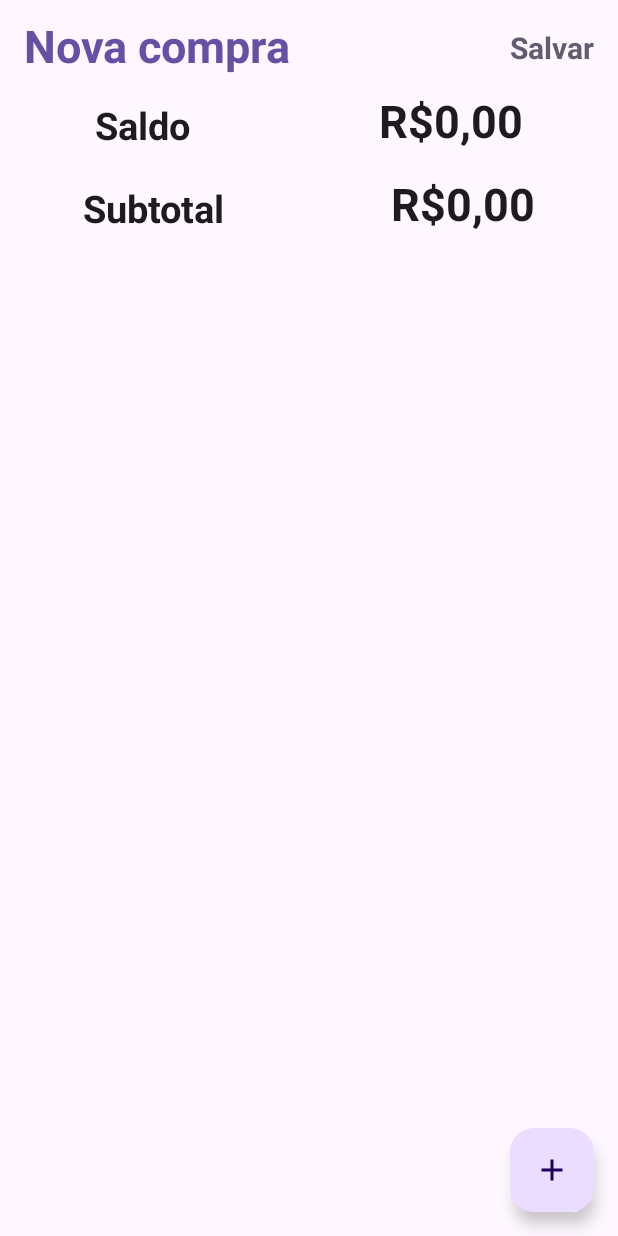
After one commit to gahmorais/cartcheck, an Android app built with Jetpack Compose: the composable CartPage shown on its own in the app's theme, on a phone screen of 412 x 824 dp. The commit adds this screen. Run offline under Robolectric (Android 15) with nearby library versions, the phone set to English and light mode, and no system bars; our stand-ins replace Room's generated code.

Commit message:
Commit em andamento

```diff
--- a/app/build.gradle
+++ b/app/build.gradle
@@ -98,15 +98,15 @@ dependencies {
     annotationProcessor("androidx.room:room-compiler:$roomVersion")
     implementation("androidx.room:room-ktx:$roomVersion")
     kapt("androidx.room:room-compiler:$roomVersion")
+
     def koin_version = "3.4.3"
     implementation "io.insert-koin:koin-android:$koin_version"
-
+    implementation "io.insert-koin:koin-androidx-compose:$koin_version"
 
     def datastore_version = "1.0.0"
     def protobuf_version = "3.19.4"
     implementation("androidx.datastore:datastore:$datastore_version")
     implementation "com.google.protobuf:protobuf-javalite:$protobuf_version"
-
 
     testImplementation 'junit:junit:4.13.2'
     androidTestImplementation 'androidx.test.ext:junit:1.1.5'
--- a/app/src/main/java/br/com/gabrielmorais/cartcheck/data/models/Cart.kt
+++ b/app/src/main/java/br/com/gabrielmorais/cartcheck/data/models/Cart.kt
@@ -14,7 +14,7 @@ data class Cart(
   @ColumnInfo(name = "data_compra")
   var date: Long = LocalDate.now().toEpochDay(),
   @ColumnInfo(name = "lista_produtos")
-  var products: List<Product> = listOf(),
+  var products: MutableList<Product> = mutableListOf(),
   @ColumnInfo(name = "preco_total")
   var totalPrice: Double = 0.0,
   @ColumnInfo(name = "saldo")
--- /dev/null
+++ b/app/src/main/java/br/com/gabrielmorais/cartcheck/ui/cart_page/CartPage.kt
@@ -0,0 +1,130 @@
+package br.com.gabrielmorais.cartcheck.ui.cart_page
+
+import android.widget.Toast
+import androidx.compose.foundation.layout.padding
+import androidx.compose.material.icons.Icons
+import androidx.compose.material.icons.filled.Add
+import androidx.compose.material3.ExperimentalMaterial3Api
+import androidx.compose.material3.FloatingActionButton
+import androidx.compose.material3.Icon
+import androidx.compose.material3.MaterialTheme
+import androidx.compose.material3.Scaffold
+import androidx.compose.material3.Text
+import androidx.compose.material3.TextButton
+import androidx.compose.material3.TopAppBar
+import androidx.compose.runtime.Composable
+import androidx.compose.runtime.DisposableEffect
+import androidx.compose.runtime.SideEffect
+import androidx.compose.runtime.collectAsState
+import androidx.compose.runtime.getValue
+import androidx.compose.runtime.mutableStateOf
+import androidx.compose.runtime.remember
+import androidx.compose.runtime.rememberCoroutineScope
+import androidx.compose.runtime.setValue
+import androidx.compose.ui.Modifier
+import androidx.compose.ui.platform.LocalContext
+import androidx.compose.ui.text.TextStyle
+import androidx.compose.ui.text.font.FontWeight
+import androidx.compose.ui.unit.sp
+import br.com.gabrielmorais.cartcheck.R
+import br.com.gabrielmorais.cartcheck.data.models.Product
+import br.com.gabrielmorais.cartcheck.ui.components.AddItemDialog
+import br.com.gabrielmorais.cartcheck.ui.components.EditBalanceDialog
+import br.com.gabrielmorais.cartcheck.ui.theme.CartCheckTheme
+import kotlinx.coroutines.Dispatchers
+import kotlinx.coroutines.launch
+import org.koin.androidx.compose.koinViewModel
+
+@OptIn(ExperimentalMaterial3Api::class)
+@Composable
+fun CartPage(viewModel: CartViewModel = koinViewModel()) {
+  val cart by viewModel.cart.collectAsState()
+  var showAddItem by remember { mutableStateOf(false) }
+  var showEditBalance by remember { mutableStateOf(false) }
+  val context = LocalContext.current
+  CartCheckTheme {
+    Scaffold(
+      topBar = { AppBar() },
+      floatingActionButton = {
+        FloatingActionButton(onClick = { showAddItem = true }) {
+          Icon(imageVector = Icons.Default.Add, contentDescription = null)
+        }
+      }
+    ) { paddingValues ->
+      ProductList(
+        modifier = Modifier.padding(paddingValues),
+        balance = cart.balance,
+        products = cart.products,
+        onClick = {
+          showEditBalance = true
+        },
+        deleteItem = { product ->
+          viewModel.removeItem(product)
+          Toast.makeText(context, "Item removido", Toast.LENGTH_SHORT).show()
+        }
+      )
+
+    }
+    if (showAddItem) {
+      AddItemDialog(
+        onConfirm = { state ->
+          val product = Product(
+            description = state.description,
+            price = state.price,
+            quantity = state.quantity
+          )
+          viewModel.addItem(product = product)
+          showAddItem = false
+        },
+        onDismiss = {
+          showAddItem = false
+        }
+      )
+    }
+    if (showEditBalance) {
+      EditBalanceDialog(
+        onConfirm = {
+          viewModel.setBalance(it)
+          showEditBalance = false
+        },
+        onDismiss = { showEditBalance = false }
+      )
+    }
+  }
+}
+
+@Composable
+@OptIn(ExperimentalMaterial3Api::class)
+private fun AppBar(viewModel: CartViewModel = koinViewModel()) {
+  val context = LocalContext.current
+  val scope = rememberCoroutineScope()
+  TopAppBar(title = {
+    Text(
+      text = context.getString(R.string.text_new_sale),
+      style = TextStyle(
+        fontSize = 30.sp,
+        fontWeight = FontWeight.Bold,
+        color = MaterialTheme.colorScheme.primary
+      ),
+    )
+  },
+    actions = {
+      TextButton(
+        onClick = {
+          scope.launch(Dispatchers.IO) {
+            viewModel.apply {
+              finishPurchase()
+            }
+          }
+        }) {
+        Text(
+          text = "Salvar",
+          style = TextStyle(
+            fontWeight = FontWeight.Bold,
+            fontSize = 20.sp,
+            color = MaterialTheme.colorScheme.secondary
+          )
+        )
+      }
+    })
+}
--- /dev/null
+++ b/app/src/main/java/br/com/gabrielmorais/cartcheck/ui/cart_page/components/FooterList.kt
@@ -0,0 +1,35 @@
+package br.com.gabrielmorais.cartcheck.ui.cart_page.components
+
+import androidx.compose.foundation.layout.Arrangement
+import androidx.compose.foundation.layout.Row
+import androidx.compose.foundation.layout.fillMaxWidth
+import androidx.compose.material3.Text
+import androidx.compose.runtime.Composable
+import androidx.compose.ui.Alignment
+import androidx.compose.ui.Modifier
+import androidx.compose.ui.text.TextStyle
+import androidx.compose.ui.text.font.FontWeight
+import androidx.compose.ui.unit.sp
+
+
+@Composable
+fun FooterList(
+  modifier: Modifier = Modifier,
+  title: String,
+  value: String
+) {
+  Row(
+    modifier.fillMaxWidth(),
+    verticalAlignment = Alignment.Bottom,
+    horizontalArrangement = Arrangement.SpaceAround
+  ) {
+    Text(
+      text = title,
+      style = TextStyle(fontWeight = FontWeight.Bold, fontSize = 25.sp)
+    )
+    Text(
+      text = value,
+      style = TextStyle(fontWeight = FontWeight.Bold, fontSize = 30.sp)
+    )
+  }
+}
--- /dev/null
+++ b/app/src/main/java/br/com/gabrielmorais/cartcheck/ui/cart_page/components/HeaderList.kt
@@ -0,0 +1,41 @@
+package br.com.gabrielmorais.cartcheck.ui.cart_page.components
+
+import androidx.compose.foundation.clickable
+import androidx.compose.foundation.layout.Arrangement
+import androidx.compose.foundation.layout.Row
+import androidx.compose.foundation.layout.fillMaxWidth
+import androidx.compose.material3.Text
+import androidx.compose.runtime.Composable
+import androidx.compose.ui.Alignment
+import androidx.compose.ui.Modifier
+import androidx.compose.ui.text.TextStyle
+import androidx.compose.ui.text.font.FontWeight
+import androidx.compose.ui.unit.sp
+
+
+@Composable
+fun ListHeader(
+  modifier: Modifier = Modifier,
+  onClick: () -> Unit = {},
+  title: String,
+  value: String
+) {
+  Row(
+    modifier
+      .fillMaxWidth()
+      .clickable(
+        enabled = true,
+        onClick = { onClick() }),
+    verticalAlignment = Alignment.Bottom,
+    horizontalArrangement = Arrangement.SpaceAround,
+  ) {
+    Text(
+      text = title,
+      style = TextStyle(fontWeight = FontWeight.Bold, fontSize = 25.sp)
+    )
+    Text(
+      text = value,
+      style = TextStyle(fontWeight = FontWeight.Bold, fontSize = 30.sp)
+    )
+  }
+}
```
Also changed, not shown: app/src/main/java/br/com/gabrielmorais/cartcheck/ui/cart_page/CartActivity.kt (+2 -83 lines), app/src/main/java/br/com/gabrielmorais/cartcheck/ui/cart_page/CartViewModel.kt (+15 -30 lines), app/src/main/java/br/com/gabrielmorais/cartcheck/ui/cart_page/ProductList.kt (+45 -109 lines), app/src/main/java/br/com/gabrielmorais/cartcheck/ui/cart_page/components/ListRow.kt (added, +55 -0 lines), app/src/main/java/br/com/gabrielmorais/cartcheck/utils/TempData.kt (+5 -2 lines).
